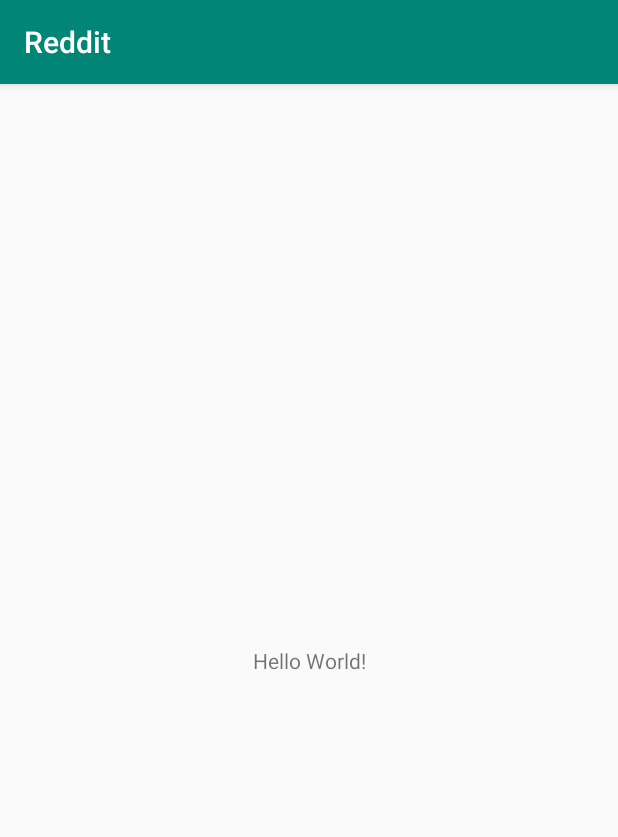
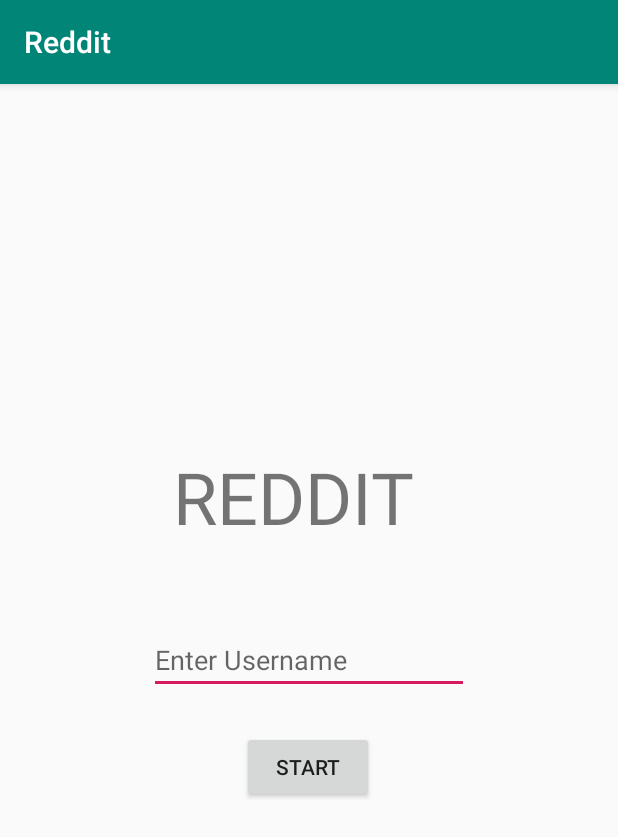
Before and after one commit to sophiewu6/Subreddit, an Android app: the screen it shows after launch (MainActivity), on a phone screen of 412 x 824 dp. Shown: the top 837 px of the screen. Run offline under Robolectric (Android 15) with nearby library versions, the phone set to English and light mode, and no system bars.

Commit message:
Home page

```diff
--- a/app/src/main/res/layout/activity_main.xml
+++ b/app/src/main/res/layout/activity_main.xml
@@ -6,13 +6,60 @@
     android:layout_height="match_parent"
     tools:context=".MainActivity">
 
-    <TextView
+    <EditText
+        android:id="@+id/editText"
         android:layout_width="wrap_content"
         android:layout_height="wrap_content"
-        android:text="Hello World!"
+        android:layout_marginStart="8dp"
+        android:layout_marginLeft="8dp"
+        android:layout_marginTop="8dp"
+        android:layout_marginEnd="8dp"
+        android:layout_marginRight="8dp"
+        android:layout_marginBottom="8dp"
+        android:ems="10"
+        android:hint="Enter Username"
+        android:inputType="textPersonName"
         app:layout_constraintBottom_toBottomOf="parent"
-        app:layout_constraintLeft_toLeftOf="parent"
-        app:layout_constraintRight_toRightOf="parent"
+        app:layout_constraintEnd_toEndOf="parent"
+        app:layout_constraintStart_toStartOf="parent"
         app:layout_constraintTop_toTopOf="parent" />
 
+    <Button
+        android:id="@+id/button"
+        android:layout_width="wrap_content"
+        android:layout_height="wrap_content"
+        android:layout_marginStart="8dp"
+        android:layout_marginLeft="8dp"
+        android:layout_marginTop="8dp"
+        android:layout_marginEnd="8dp"
+        android:layout_marginRight="8dp"
+        android:layout_marginBottom="8dp"
+        android:text="START"
+        app:layout_constraintBottom_toBottomOf="parent"
+        app:layout_constraintEnd_toEndOf="parent"
+        app:layout_constraintHorizontal_bias="0.498"
+        app:layout_constraintStart_toStartOf="parent"
+        app:layout_constraintTop_toTopOf="parent"
+        app:layout_constraintVertical_bias="0.601" />
+
+    <TextView
+        android:id="@+id/textView2"
+        android:layout_width="180dp"
+        android:layout_height="wrap_content"
+        android:layout_marginStart="8dp"
+        android:layout_marginLeft="8dp"
+        android:layout_marginTop="8dp"
+        android:layout_marginEnd="8dp"
+        android:layout_marginRight="8dp"
+        android:layout_marginBottom="8dp"
+        android:text="REDDIT"
+        android:textSize="48dp"
+        app:layout_constraintBottom_toBottomOf="parent"
+        app:layout_constraintEnd_toEndOf="parent"
+        app:layout_constraintHorizontal_bias="0.497"
+        app:layout_constraintStart_toStartOf="parent"
+        app:layout_constraintTop_toTopOf="parent"
+        app:layout_constraintVertical_bias="0.341" />
+
+
 </android.support.constraint.ConstraintLayout>
```
